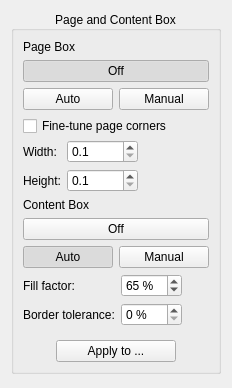
First picture: the form in src/core/filters/select_content/OptionsWidget.ui, repository 2ndmax/scantailor-ocr, before the edit.
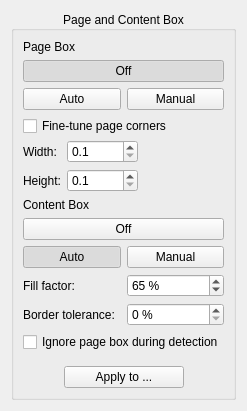
Second picture: the form after the edit. Custom widgets are drawn as their Qt base class.

Commit message:
select_content: option to detect content independently of the page box
Masking everything outside the page box removes text that touches it
together with the border. The new option skips the mask; the content box
is still clipped to the page box. Adopted from ScanTailor Advanced PR #182.

Patch:
```diff
--- a/src/core/filters/select_content/OptionsWidget.ui
+++ b/src/core/filters/select_content/OptionsWidget.ui
@@ -371,6 +371,16 @@
                 </property>
                </widget>
               </item>
+              <item row="2" column="0" colspan="2">
+               <widget class="QCheckBox" name="ignorePageBoxCB">
+                <property name="toolTip">
+                 <string>Search for content in the whole image, not only inside the page box. Helps when text close to the edge of the page box is not detected. The content box still stays inside the page box.</string>
+                </property>
+                <property name="text">
+                 <string>Ignore page box during detection</string>
+                </property>
+               </widget>
+              </item>
              </layout>
             </item>
             <item>
```
The commit also changes 9 other files.
